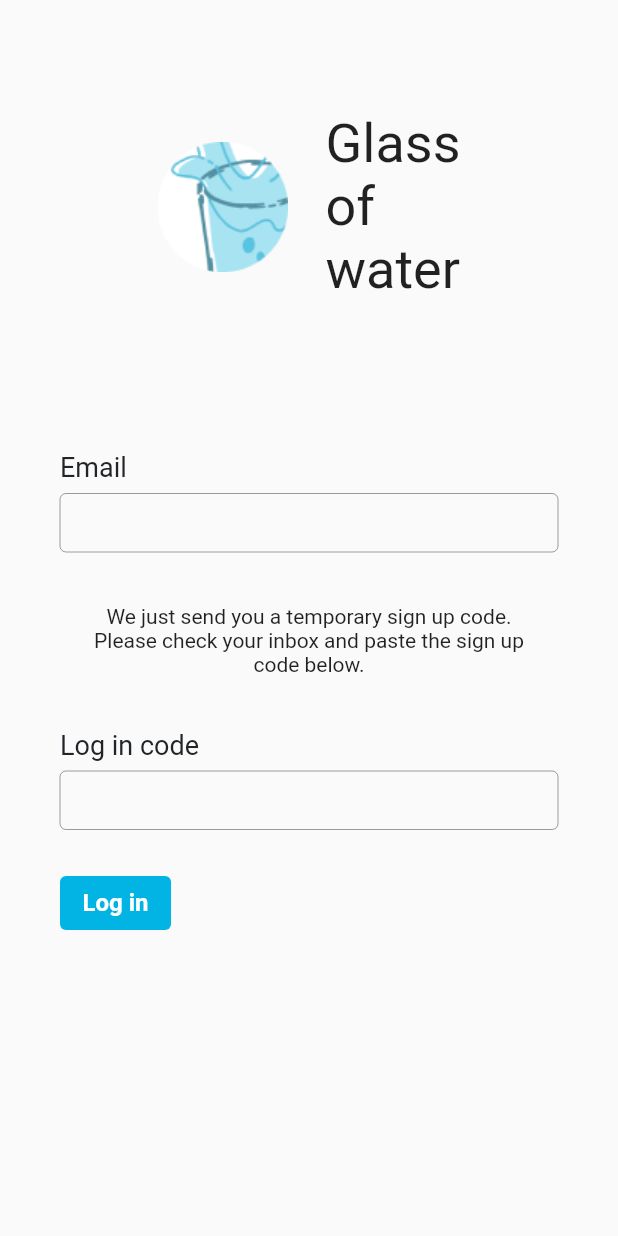
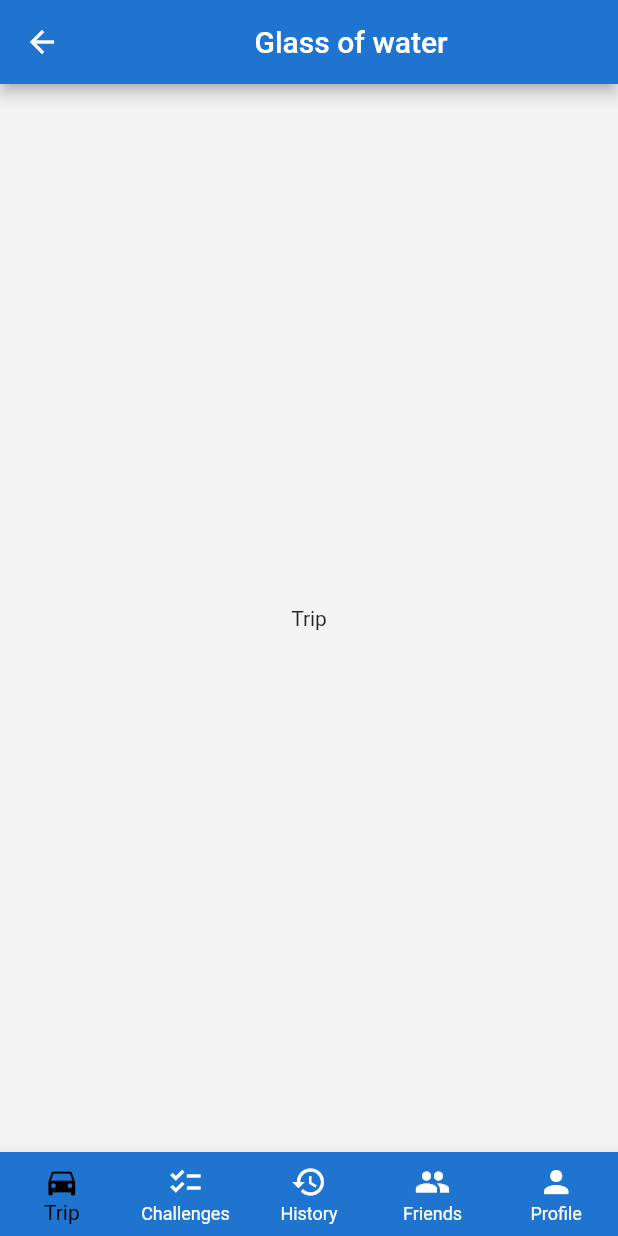
Before and after one commit to danilk3/glass_of_water, a Flutter app: the AuthWidget screen opened by its route, after a tap on "Log in", on a phone screen of 412 x 824 dp. Run offline on Flutter 3.47's test engine with Material 2 defaults, Android fonts, the phone set to English and light mode, and no system bars; our stand-ins replace google_fonts, introduction_screen; project files that could hold a hidden picture were left out.

Commit message:
Skelet of profile screen done.

```diff
--- a/lib/resources/app_images.dart
+++ b/lib/resources/app_images.dart
@@ -3,6 +3,7 @@ part of 'resources.dart';
 class AppImages {
   AppImages._();
 
+  static const String defaultAvatar = 'images/default_avatar.png';
   static const String glasses = 'images/glasses.png';
   static const String logo = 'images/logo.png';
   static const String onboardingImage1 = 'images/onboarding_image_1.png';
--- a/lib/ui/themes/app_colors.dart
+++ b/lib/ui/themes/app_colors.dart
@@ -2,6 +2,5 @@ import 'package:flutter/material.dart';
 
 abstract class AppColors {
   static const mainLightGrey= Color.fromRGBO(244, 244, 244, 1);
-  static const mainLightBlue = Color.fromRGBO(64, 154, 222, 1);
-
+  static const mainLightBlue = Color.fromARGB(255, 31, 116, 207);
 }
--- a/lib/ui/widgets/auth/auth_widget.dart
+++ b/lib/ui/widgets/auth/auth_widget.dart
@@ -1,7 +1,9 @@
 import 'package:flutter/material.dart';
 import 'package:glass_of_water/resources/resources.dart';
+import 'package:glass_of_water/ui/themes/app_colors.dart';
 import 'package:glass_of_water/ui/themes/button_style.dart';
 import 'package:glass_of_water/ui/themes/text_style.dart';
+import 'package:glass_of_water/ui/widgets/navigation/main_navigation.dart';
 
 class AuthWidget extends StatelessWidget {
   const AuthWidget({Key? key}) : super(key: key);
@@ -9,6 +11,7 @@ class AuthWidget extends StatelessWidget {
   @override
   Widget build(BuildContext context) {
     return Scaffold(
+      backgroundColor: AppColors.mainLightGrey,
       resizeToAvoidBottomInset: false,
       body: Column(
         children: [
@@ -51,7 +54,7 @@ class _FormWidget extends StatelessWidget {
         //const _ErrorMessageWidget(),
         Text(
           'Email',
-          style: AppTextStyle.textStyle,
+          style: AppTextStyle.inputLabelStyle,
         ),
         const SizedBox(height: 7),
         const TextField(
@@ -83,7 +86,7 @@ class _LogInCodeWidget extends StatelessWidget {
         const SizedBox(height: 35),
         Text(
           'Log in code',
-          style: AppTextStyle.textStyle,
+          style: AppTextStyle.inputLabelStyle,
         ),
         const SizedBox(height: 7),
         const TextField(
@@ -91,7 +94,7 @@ class _LogInCodeWidget extends StatelessWidget {
           decoration: AppTextStyle.inputDecoration,
         ),
         const SizedBox(height: 25),
-        _AuthButtonWidget(),
+        const _AuthButtonWidget(),
       ],
     );
   }
@@ -116,7 +119,9 @@ class _AuthButtonWidget extends StatelessWidget {
     //     : const Text("Войти");
     return TextButton(
       //onPressed: model?.canStartAuth == true ? () => model?.auth(context) : null,
-      onPressed: () => {},
+      onPressed: () {
+        Navigator.of(context).pushReplacementNamed(MainNavigationRouteNames.mainScreen);
+      },
       style: AppButtonStyle.filledButton,
       child: const Text('Log in'),
     );
--- /dev/null
+++ b/lib/ui/widgets/main_screen/main_screen_widget.dart
@@ -0,0 +1,74 @@
+import 'package:flutter/material.dart';
+import 'package:glass_of_water/ui/themes/app_colors.dart';
+import 'package:glass_of_water/ui/widgets/profile/profile_widget.dart';
+
+class MainScreenWidget extends StatefulWidget {
+  const MainScreenWidget({Key? key}) : super(key: key);
+
+  @override
+  State<MainScreenWidget> createState() => _MainScreenWidgetState();
+}
+
+class _MainScreenWidgetState extends State<MainScreenWidget> {
+  int _selectedTab = 0;
+
+  static final List<Widget> _widgetOptions = <Widget>[
+    const Center(child: Text('Trip')),
+    const Center(child: Text('Challenges')),
+    const Center(child: Text('History')),
+    const Center(child: Text('Friends')),
+    const ProfileWidget(),
+  ];
+
+  void onSelectedTab(int index) {
+    if (_selectedTab == index) {
+      return;
+    }
+
+    setState(() {
+      _selectedTab = index;
+    });
+  }
+
+  @override
+  Widget build(BuildContext context) {
+    return Scaffold(
+      backgroundColor: AppColors.mainLightGrey,
+      appBar: AppBar(
+        title: const Center(child: Text('Glass of water')),
+        centerTitle: true,
+      ),
+      body: IndexedStack(
+        index: _selectedTab,
+        children: _widgetOptions,
+      ),
+      bottomNavigationBar: BottomNavigationBar(
+        currentIndex: _selectedTab,
+        type: BottomNavigationBarType.fixed,
+        items: const [
+          BottomNavigationBarItem(
+            icon: Icon(Icons.directions_car),
+            label: 'Trip',
+          ),
+          BottomNavigationBarItem(
+            icon: Icon(Icons.checklist_sharp),
+            label: 'Challenges',
+          ),
+          BottomNavigationBarItem(
+            icon: Icon(Icons.history_outlined),
+            label: 'History',
+          ),
+          BottomNavigationBarItem(
+            icon: Icon(Icons.people),
+            label: 'Friends',
+          ),
+          BottomNavigationBarItem(
+            icon: Icon(Icons.person),
+            label: 'Profile',
+          ),
+        ],
+        onTap: onSelectedTab,
+      ),
+    );
+  }
+}
--- a/lib/ui/navigation/main_navigation.dart
+++ b/lib/ui/widgets/navigation/main_navigation.dart
@@ -1,10 +1,12 @@
-
 import 'package:flutter/material.dart';
 import 'package:glass_of_water/ui/widgets/auth/auth_widget.dart';
+import 'package:glass_of_water/ui/widgets/info/info_widget.dart';
+import 'package:glass_of_water/ui/widgets/main_screen/main_screen_widget.dart';
 import 'package:glass_of_water/ui/widgets/onboarding/onboarding.dart';
 
 class MainNavigationRouteNames {
   static const mainScreen = '/';
+  static const info = '/info';
   static const onboarding = 'onboarding';
   static const auth = 'auth';
 }
@@ -16,5 +18,7 @@ class MainNavigation {
   final routes = <String, Widget Function(BuildContext)>{
     'onboarding': (context) => const OnboardingWidget(),
     'auth': (context) => const AuthWidget(),
+    '/': (context) => const MainScreenWidget(),
+    '/info': (context) => const InfoWidget(),
   };
 }
--- a/lib/ui/widgets/onboarding/onboarding.dart
+++ b/lib/ui/widgets/onboarding/onboarding.dart
@@ -1,6 +1,7 @@
 import 'package:flutter/material.dart';
 import 'package:glass_of_water/resources/resources.dart';
-import 'package:glass_of_water/ui/navigation/main_navigation.dart';
+import 'package:glass_of_water/ui/themes/app_colors.dart';
+import 'package:glass_of_water/ui/widgets/navigation/main_navigation.dart';
 import 'package:introduction_screen/introduction_screen.dart';
 
 class OnboardingWidget extends StatefulWidget {
@@ -38,6 +39,7 @@ class _OnboardingWidgetState extends State<OnboardingWidget> {
   @override
   Widget build(BuildContext context) {
     return Scaffold(
+      backgroundColor: AppColors.mainLightGrey,
       body: IntroductionScreen(
         pages: _pages,
         onDone: () {
--- /dev/null
+++ b/lib/ui/widgets/profile/profile_widget.dart
@@ -0,0 +1,195 @@
+import 'package:flutter/material.dart';
+import 'package:glass_of_water/resources/resources.dart';
+import 'package:glass_of_water/ui/themes/text_style.dart';
+import 'package:glass_of_water/ui/widgets/navigation/main_navigation.dart';
+import 'package:glass_of_water/ui/widgets/profile/radial_percent_widget.dart';
+
+class ProfileWidget extends StatefulWidget {
+  const ProfileWidget({Key? key}) : super(key: key);
+
+  @override
+  State<ProfileWidget> createState() => _ProfileWidgetState();
+}
+
+class _ProfileWidgetState extends State<ProfileWidget> {
+  bool _status = false;
+
+  @override
+  Widget build(BuildContext context) {
+    return Center(
+      child: Column(
+        children: [
+          const SizedBox(height: 40),
+          SizedBox(
+            width: 75,
+            height: 75,
+            child: RadialPercentWidget(
+              // user`s rating
+              percent: 0.9,
+              lineWidth: 4,
+              // user photo
+              child: const Image(
+                image: AssetImage(AppImages.defaultAvatar),
+                height: 45,
+                width: 45,
+              ),
+            ),
+          ),
+          const SizedBox(height: 10),
+          Text(
+            '70%',
+            style: AppTextStyle.boldTextStyle,
+          ),
+          const SizedBox(height: 10),
+          Text(
+            // user`s name
+            'Alex Smith',
+            style: AppTextStyle.profileInfoStyle,
+          ),
+          const SizedBox(height: 10),
+          Text(
+            // user`s email
+            'alexhero@mail.com',
+            style: AppTextStyle.profileInfoStyle,
+          ),
+          const SizedBox(
+            height: 30,
+          ),
+          Padding(
+            padding: const EdgeInsets.symmetric(horizontal: 30),
+            child: Row(
+              mainAxisAlignment: MainAxisAlignment.spaceBetween,
+              children: [
+                Text(
+                  'Show my trips to friends',
+                  style: AppTextStyle.profileOptionsStyle,
+                ),
+                Switch(
+                  value: _status,
+                  onChanged: (val) {
+                    setState(() {
+                      _status = val;
+                    });
+                  },
+                ),
+              ],
+            ),
+          ),
+          Padding(
+            padding: const EdgeInsets.symmetric(horizontal: 30),
+            child: Row(
+              mainAxisAlignment: MainAxisAlignment.spaceBetween,
+              children: [
+                Text(
+                  'Dark theme',
+                  style: AppTextStyle.profileOptionsStyle,
+                ),
+                Switch(
+                  value: _status,
+                  onChanged: (val) {
+                    setState(() {
+                      _status = val;
+                    });
+                  },
+                ),
+              ],
+            ),
+          ),
+          const SizedBox(
+            height: 10,
+          ),
+          Padding(
+            padding: const EdgeInsets.symmetric(horizontal: 30),
+            child: InkWell(
+              onTap: () {
+                Navigator.of(context).pushNamed(MainNavigationRouteNames.info);
+              },
+              child: Row(
+                mainAxisAlignment: MainAxisAlignment.spaceBetween,
+                children: [
+                  Text(
+                    'About us',
+                    style: AppTextStyle.profileOptionsStyle,
+                  ),
+                  const Icon(Icons.arrow_forward_ios_rounded),
+                ],
+              ),
+            ),
+          ),
+          Expanded(
+            child: Align(
+              alignment: FractionalOffset.bottomCenter,
+              child: Padding(
+                padding: const EdgeInsets.symmetric(horizontal: 30),
+                child: Row(
+                  mainAxisAlignment: MainAxisAlignment.spaceBetween,
+                  children: [
+                    TextButton(
+                      onPressed: () {},
+                      child: Row(
+                        children: [
+                          const Icon(
+                            Icons.logout,
+                            color: Color(0xFF212529),
+                          ),
+                          Text(
+                            'Log out',
+                            style: AppTextStyle.profileOptionsStyle,
+                          ),
+                        ],
+                      ),
+                    ),
+                    ElevatedButton(
+                      onPressed: () {
+                        showDialog(
+                          context: context,
+                          builder: (context) {
+                            return AlertDialog(
+                              content: SizedBox(
+                                height: 120,
+                                child: Column(
+                                  children: [
+                                    Text(
+                                      'Are you sure you want to delete your account?',
+                                      style: AppTextStyle.profileOptionsStyle,
+                                      textAlign: TextAlign.center,
+                                    ),
+                                    const SizedBox(height: 15),
+                                    ElevatedButton(
+                                      onPressed: () {},
+                                      style: ElevatedButton.styleFrom(
+                                        primary: Colors.red,
+                                      ),
+                                      child: Text(
+                                        'Delete account',
+                                        style: AppTextStyle.profileOptionsStyle,
+                                      ),
+                                    ),
+                                  ],
+                                ),
+                              ),
+                            );
+                          },
+                        );
+                      },
+                      style: ElevatedButton.styleFrom(
+                        primary: Colors.red,
+                      ),
+                      child: Text(
+                        'Delete account',
+                        style: AppTextStyle.profileOptionsStyle,
+                      ),
+                    ),
+                  ],
+                ),
+              ),
+            ),
+          ),
+          const SizedBox(
+            height: 30,
+          ),
+        ],
+      ),
+    );
+  }
+}
--- a/pubspec.yaml
+++ b/pubspec.yaml
@@ -16,6 +16,7 @@ dependencies:
   cupertino_icons: ^1.0.2
   google_fonts: ^2.3.1
   introduction_screen : ^3.0.2
+  flutter_switch: ^0.3.2
 
 dev_dependencies:
   flutter_test:
```
Also changed, not shown: lib/ui/themes/text_style.dart (+12 -1 lines), lib/ui/widgets/app/my_app.dart (+4 -4 lines), lib/ui/widgets/info/info_widget.dart (added, +76 -0 lines), lib/ui/widgets/profile/radial_percent_widget.dart (added, +123 -0 lines), images/default_avatar.png (added), pubspec.lock.
